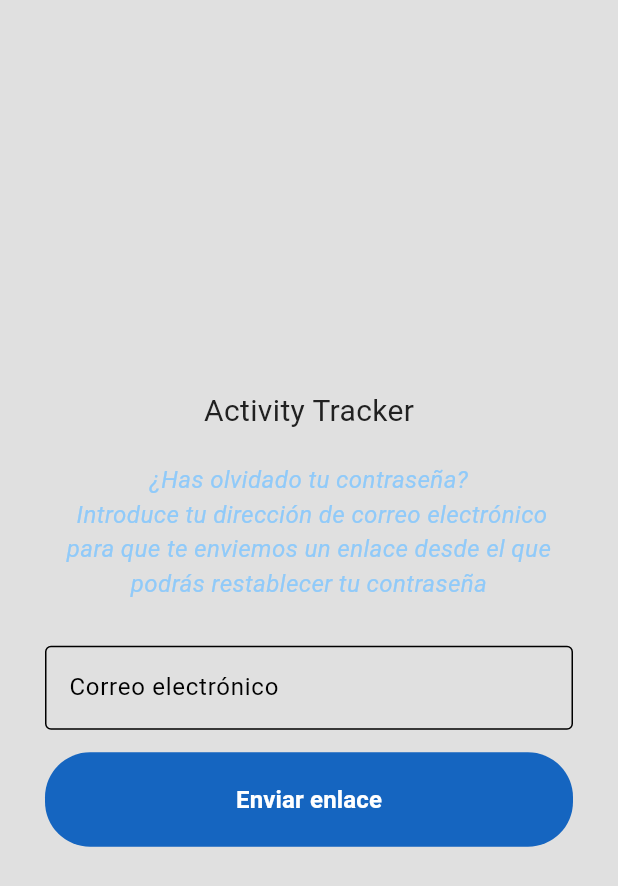
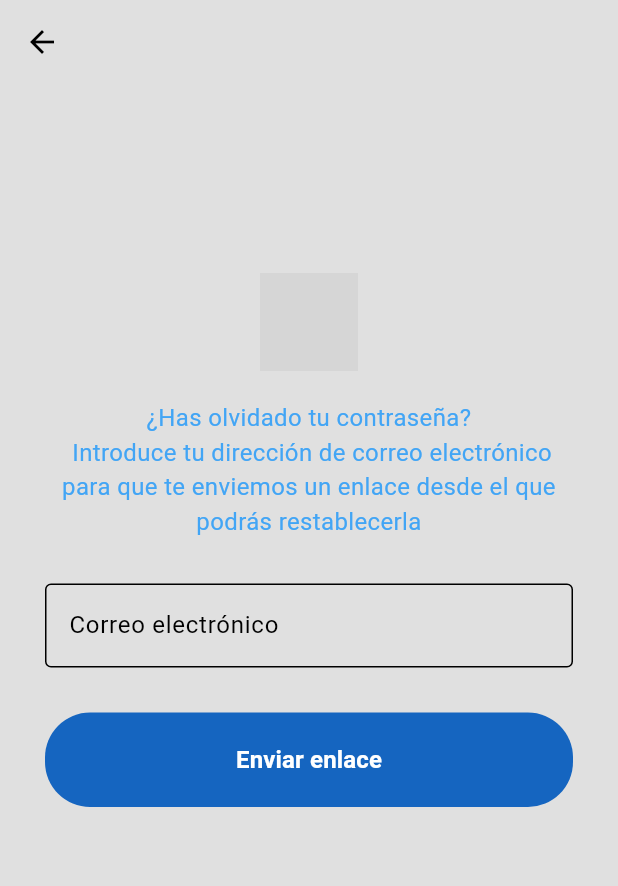
Before and after one commit to ignamarga1/ActivityTracker, a Flutter app: the screen it shows after launch, after a tap on "¿Olvidaste tu contraseña?", on a phone screen of 412 x 824 dp. Shown: the top 886 px of the screen. Run offline on Flutter 3.47's test engine with Material 3 defaults, Android fonts, the phone set to English and light mode, and no system bars; our stand-ins replace cloud_firestore, easy_date_timeline, firebase_auth, firebase_core, flutter_dotenv, flutter_svg and 4 more; accounts and stored records are empty; project files that could hold a hidden picture were left out; grey boxes are pictures that could not be loaded.

Commit message:
UI Improvements + Logo
- Added flutter_svg dependency
- activity_tracker_logo.svg: app logo
- forgot_password_page, register_page: added logo, improved info text and UI tweaks
- login_page: added logo

```diff
--- a/activity_tracker_flutter/lib/pages/login_register/forgot_password_page.dart
+++ b/activity_tracker_flutter/lib/pages/login_register/forgot_password_page.dart
@@ -1,7 +1,7 @@
 import 'package:activity_tracker_flutter/components/std_button.dart';
 import 'package:activity_tracker_flutter/services/auth_service.dart';
 import 'package:flutter/material.dart';
-
+import 'package:flutter_svg/svg.dart';
 
 class ForgotPasswordPage extends StatefulWidget {
   const ForgotPasswordPage({super.key});
@@ -17,6 +17,7 @@ class _ForgotPasswordPageState extends State<ForgotPasswordPage> {
   @override
   Widget build(BuildContext context) {
     return Scaffold(
+      appBar: AppBar(),
       backgroundColor: Theme.of(context).colorScheme.surface,
       resizeToAvoidBottomInset: false,
       body: GestureDetector(
@@ -34,19 +35,20 @@ class _ForgotPasswordPageState extends State<ForgotPasswordPage> {
                 child: Column(
                   mainAxisAlignment: MainAxisAlignment.center,
                   children: [
-                    // App name
-                    Text("Activity Tracker", style: TextStyle(fontSize: 20)),
+                    /// App name
+                    SvgPicture.asset(
+                      'activity_tracker_logo.svg',
+                      width: 65,
+                      height: 65,
+                      colorFilter: ColorFilter.mode(Theme.of(context).colorScheme.onSurface, BlendMode.srcIn),
+                    ),
                     const SizedBox(height: 20),
 
                     // Information text
                     Text(
-                      "¿Has olvidado tu contraseña? \n Introduce tu dirección de correo electrónico para que te enviemos un enlace desde el que podrás restablecer tu contraseña",
+                      "¿Has olvidado tu contraseña? \n Introduce tu dirección de correo electrónico para que te enviemos un enlace desde el que podrás restablecerla",
                       textAlign: TextAlign.center,
-                      style: TextStyle(
-                        fontSize: 16,
-                        fontStyle: FontStyle.italic,
-                        color: Theme.of(context).colorScheme.inversePrimary,
-                      ),
+                      style: TextStyle(fontSize: 16, color: Theme.of(context).colorScheme.secondary),
                     ),
                     const SizedBox(height: 30),
 
@@ -60,25 +62,20 @@ class _ForgotPasswordPageState extends State<ForgotPasswordPage> {
                         }
                         return null;
                       },
-                      decoration: InputDecoration(
-                        border: OutlineInputBorder(),
-                        labelText: "Correo electrónico",
-                      ),
+                      decoration: InputDecoration(border: OutlineInputBorder(), labelText: "Correo electrónico"),
                     ),
-                    const SizedBox(height: 15),
+                    const SizedBox(height: 30),
 
                     StdButton(
                       text: "Enviar enlace",
                       onPressed: () {
                         FocusManager.instance.primaryFocus?.unfocus();
                         if (_formKey.currentState!.validate()) {
-                          AuthService().resetPassword(
-                            email: emailController.text,
-                            context: context,
-                          );
+                          AuthService().resetPassword(email: emailController.text, context: context);
                         }
                       },
                     ),
+                    const SizedBox(height: 160),
                   ],
                 ),
               ),
--- a/activity_tracker_flutter/lib/pages/login_register/login_page.dart
+++ b/activity_tracker_flutter/lib/pages/login_register/login_page.dart
@@ -1,6 +1,7 @@
 import 'package:activity_tracker_flutter/components/std_button.dart';
 import 'package:activity_tracker_flutter/services/auth_service.dart';
 import 'package:flutter/material.dart';
+import 'package:flutter_svg/svg.dart';
 
 class LoginPage extends StatefulWidget {
   const LoginPage({super.key});
@@ -42,8 +43,13 @@ class _LoginPageState extends State<LoginPage> {
                 mainAxisAlignment: MainAxisAlignment.center,
                 children: [
                   // App name
-                  Text("Activity Tracker", style: TextStyle(fontSize: 20)),
-                  const SizedBox(height: 40),
+                  SvgPicture.asset(
+                    'activity_tracker_logo.svg',
+                    width: 65,
+                    height: 65,
+                    colorFilter: ColorFilter.mode(Theme.of(context).colorScheme.onSurface, BlendMode.srcIn),
+                  ),
+                  const SizedBox(height: 30),
 
                   // Email
                   TextFormField(
@@ -55,10 +61,7 @@ class _LoginPageState extends State<LoginPage> {
                       }
                       return null;
                     },
-                    decoration: InputDecoration(
-                      border: OutlineInputBorder(),
-                      labelText: "Correo electrónico",
-                    ),
+                    decoration: InputDecoration(border: OutlineInputBorder(), labelText: "Correo electrónico"),
                   ),
                   const SizedBox(height: 15),
 
@@ -81,9 +84,7 @@ class _LoginPageState extends State<LoginPage> {
                             _isObscuredPassword = !_isObscuredPassword;
                           });
                         },
-                        icon: _isObscuredPassword
-                            ? const Icon(Icons.visibility_off)
-                            : const Icon(Icons.visibility),
+                        icon: _isObscuredPassword ? const Icon(Icons.visibility_off) : const Icon(Icons.visibility),
                       ),
                     ),
                   ),
@@ -99,9 +100,7 @@ class _LoginPageState extends State<LoginPage> {
                         },
                         child: Text(
                           "¿Olvidaste tu contraseña?",
-                          style: TextStyle(
-                            color: Theme.of(context).colorScheme.secondary,
-                          ),
+                          style: TextStyle(color: Theme.of(context).colorScheme.secondary, fontWeight: FontWeight.bold),
                         ),
                       ),
                     ],
@@ -135,10 +134,7 @@ class _LoginPageState extends State<LoginPage> {
                         },
                         child: Text(
                           "Regístrate",
-                          style: TextStyle(
-                            color: Theme.of(context).colorScheme.secondary,
-                            fontWeight: FontWeight.bold,
-                          ),
+                          style: TextStyle(color: Theme.of(context).colorScheme.secondary, fontWeight: FontWeight.bold),
                         ),
                       ),
                     ],
--- a/activity_tracker_flutter/pubspec.yaml
+++ b/activity_tracker_flutter/pubspec.yaml
@@ -50,6 +50,7 @@ dependencies:
   flutter_localizations:
     sdk: flutter
   palette_generator: ^0.3.3+7
+  flutter_svg: ^2.2.0
 
 dev_dependencies:
   flutter_test:
@@ -76,6 +77,7 @@ flutter:
   # To add assets to your application, add an assets section, like this:
   assets:
     - .env
+    - activity_tracker_logo.svg
   #   - images/a_dot_burr.jpeg
   #   - images/a_dot_ham.jpeg
 
```
Also changed, not shown: activity_tracker_flutter/lib/pages/login_register/register_page.dart (+16 -26 lines), activity_tracker_flutter/activity_tracker_logo.svg (added), activity_tracker_flutter/pubspec.lock.
